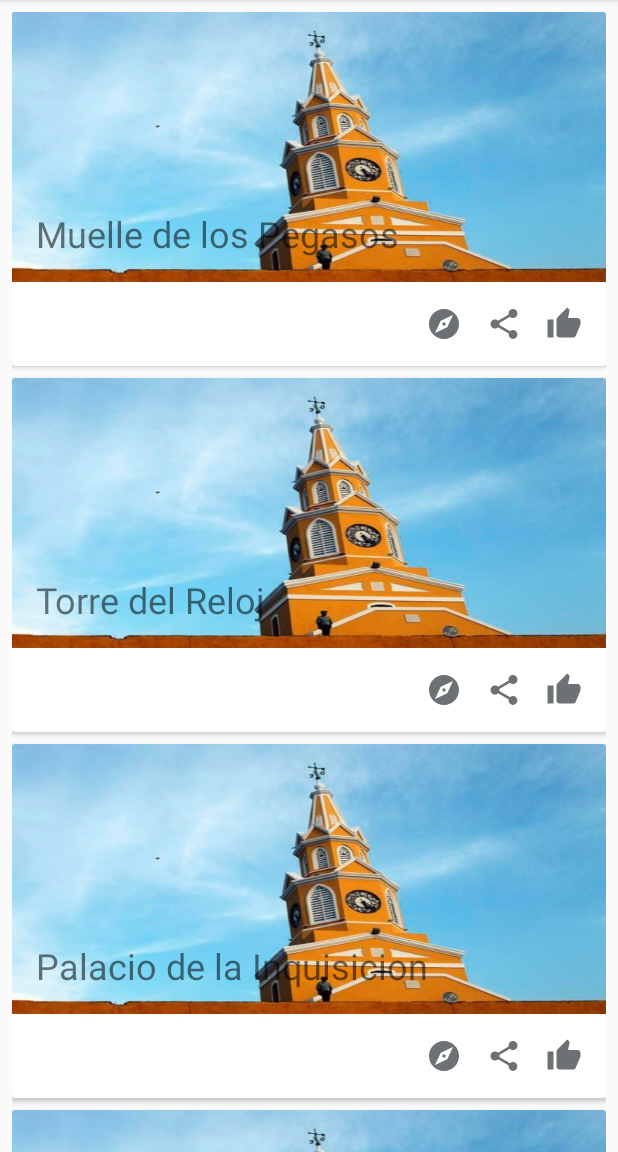
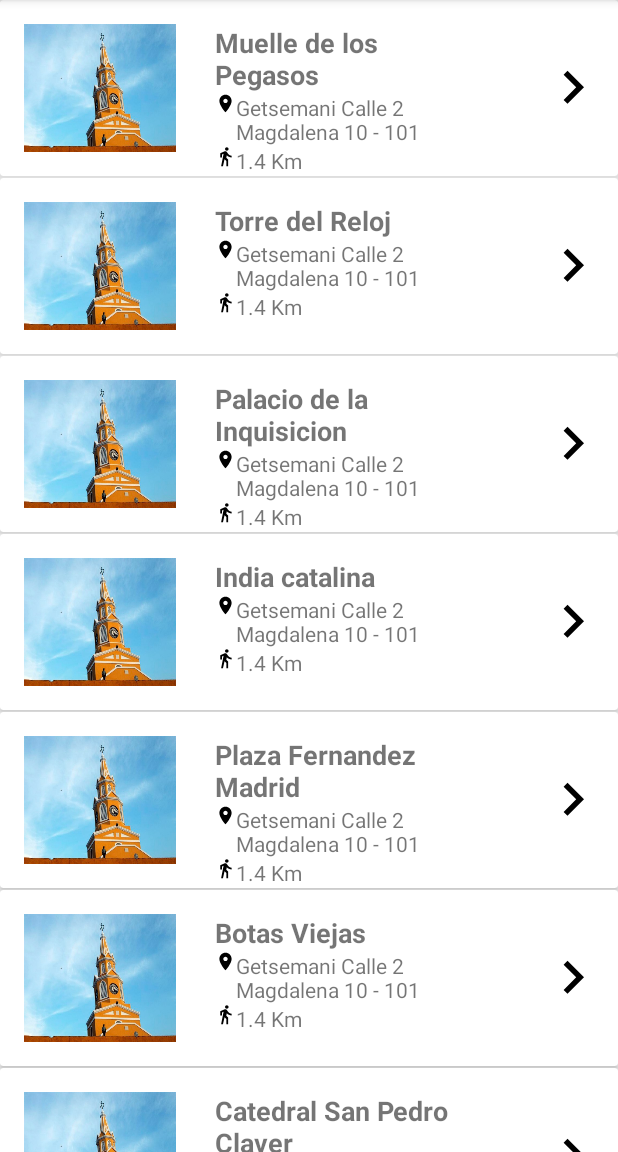
Before and after one commit to Cromeror/turistapp_android, an Android app: the screen it shows after launch (MainActivity), on a phone screen of 412 x 824 dp, the part 84-1236 px from its top. Run offline under Robolectric (Android 15) with nearby library versions, the phone set to English and light mode, and no system bars.

Commit message:
Refactor: card view for historic site

```diff
--- a/app/src/main/java/com/turistory/android/activity/view/adapter/RecyclerAdapter.java
+++ b/app/src/main/java/com/turistory/android/activity/view/adapter/RecyclerAdapter.java
@@ -35,7 +35,7 @@ public class RecyclerAdapter extends RecyclerView.Adapter<RecyclerViewHolder> {
 
     @Override
     public RecyclerViewHolder onCreateViewHolder(ViewGroup parent, int viewType) {
-        View v = inflater.inflate(R.layout.item, parent, false);
+        View v = inflater.inflate(R.layout.item_secundary, parent, false);
         RecyclerViewHolder view1 = new RecyclerViewHolder(v);
         return view1;
     }
@@ -44,9 +44,10 @@ public class RecyclerAdapter extends RecyclerView.Adapter<RecyclerViewHolder> {
     public void onBindViewHolder(RecyclerViewHolder holder, int position) {
         Place place = places.get(position);
         holder.getTitle().setText(place.getName());
-        holder.getCoverImage().setOnClickListener(getOnClickListenerPlaceDetail(position));
+        holder.getBtnMore().setOnClickListener(getOnClickListenerPlaceDetail(position));
+        /*holder.getCoverImage().setOnClickListener(getOnClickListenerPlaceDetail(position));
         holder.getBtnExplore().setOnClickListener(getOnClickListenerExplore(position));
-        holder.getCoverImage().setTag(holder);
+        holder.getCoverImage().setTag(holder);*/
     }
 
     private OnClickListener getOnClickListenerExplore(final Integer id) {
--- a/app/src/main/java/com/turistory/android/activity/view/holder/RecyclerViewHolder.java
+++ b/app/src/main/java/com/turistory/android/activity/view/holder/RecyclerViewHolder.java
@@ -18,6 +18,7 @@ public class RecyclerViewHolder extends RecyclerView.ViewHolder {
     private ImageView btnShare;
     private ImageView btnExplore;
     private ImageView btnThumbUp;
+    private ImageView btnMore;
 
     public RecyclerViewHolder(View itemView) {
         super(itemView);
@@ -26,6 +27,16 @@ public class RecyclerViewHolder extends RecyclerView.ViewHolder {
         btnExplore = (ImageView) itemView.findViewById(R.id.btn_explore);
         btnShare = (ImageView) itemView.findViewById(R.id.btn_share);
         btnThumbUp = (ImageView) itemView.findViewById(R.id.btn_thumb_up);
+        btnMore = (ImageView) itemView.findViewById(R.id.btn_more);
+
+    }
+
+    public ImageView getBtnMore() {
+        return btnMore;
+    }
+
+    public void setBtnMore(ImageView btnMore) {
+        this.btnMore = btnMore;
     }
 
     public TextView getTitle() {
--- a/app/src/main/java/com/turistory/android/data/PlacesDataProvider.java
+++ b/app/src/main/java/com/turistory/android/data/PlacesDataProvider.java
@@ -22,6 +22,18 @@ public class PlacesDataProvider {
                     "siglo XVIII.", 10.422902, -75.551356),
             new Place(4, "India catalina", "La India Catalina es uno de los personajes " +
                     "indígenas de la historia de Colombia, conocida por ser la amante de don " +
+                    "Pedro de Heredia. ",10.426468, -75.544040),
+            new Place(5, "Plaza Fernandez Madrid", "La India Catalina es uno de los personajes " +
+            "indígenas de la historia de Colombia, conocida por ser la amante de don " +
+            "Pedro de Heredia. ",10.426468, -75.544040),
+            new Place(6, "Botas Viejas", "La India Catalina es uno de los personajes " +
+                    "indígenas de la historia de Colombia, conocida por ser la amante de don " +
+                    "Pedro de Heredia. ",10.426468, -75.544040),
+            new Place(7, "Catedral San Pedro Claver", "La India Catalina es uno de los personajes " +
+                    "indígenas de la historia de Colombia, conocida por ser la amante de don " +
+                    "Pedro de Heredia. ",10.426468, -75.544040),
+            new Place(8, "Plaza de la paz", "La India Catalina es uno de los personajes " +
+                    "indígenas de la historia de Colombia, conocida por ser la amante de don " +
                     "Pedro de Heredia. ",10.426468, -75.544040)
     };
 
--- /dev/null
+++ b/app/src/main/res/drawable/distancia_24px.xml
@@ -0,0 +1,9 @@
+<vector xmlns:android="http://schemas.android.com/apk/res/android"
+        android:width="14dp"
+        android:height="14dp"
+        android:viewportWidth="24.0"
+        android:viewportHeight="24.0">
+    <path
+        android:pathData="M13.5,5.5c1.1,0 2,-0.9 2,-2s-0.9,-2 -2,-2 -2,0.9 -2,2 0.9,2 2,2zM9.8,8.9L7,23h2.1l1.8,-8 2.1,2v6h2v-7.5l-2.1,-2 0.6,-3C14.8,12 16.8,13 19,13v-2c-1.9,0 -3.5,-1 -4.3,-2.4l-1,-1.6c-0.4,-0.6 -1,-1 -1.7,-1 -0.3,0 -0.5,0.1 -0.8,0.1L6,8.3V13h2V9.6l1.8,-0.7"
+        android:fillColor="#000000"/>
+</vector>
--- /dev/null
+++ b/app/src/main/res/drawable/flecha_derecha_24px.xml
@@ -0,0 +1,9 @@
+<vector xmlns:android="http://schemas.android.com/apk/res/android"
+        android:width="44dp"
+        android:height="44dp"
+        android:viewportWidth="24.0"
+        android:viewportHeight="24.0">
+    <path
+        android:pathData="M8.59,16.34l4.58,-4.59 -4.58,-4.59L10,5.75l6,6 -6,6z"
+        android:fillColor="#000000"/>
+</vector>
--- /dev/null
+++ b/app/src/main/res/drawable/localizacion_24px.xml
@@ -0,0 +1,9 @@
+<vector xmlns:android="http://schemas.android.com/apk/res/android"
+        android:width="14dp"
+        android:height="14dp"
+        android:viewportWidth="24.0"
+        android:viewportHeight="24.0">
+    <path
+        android:pathData="M12,2C8.13,2 5,5.13 5,9c0,5.25 7,13 7,13s7,-7.75 7,-13c0,-3.87 -3.13,-7 -7,-7zM12,11.5c-1.38,0 -2.5,-1.12 -2.5,-2.5s1.12,-2.5 2.5,-2.5 2.5,1.12 2.5,2.5 -1.12,2.5 -2.5,2.5z"
+        android:fillColor="#000000"/>
+</vector>
--- a/app/src/main/res/layout/content_main.xml
+++ b/app/src/main/res/layout/content_main.xml
@@ -13,8 +13,5 @@
         android:id="@+id/MiRecycleView"
         android:layout_width="match_parent"
         android:layout_height="match_parent"
-        android:paddingLeft="8dp"
-        android:paddingRight="8dp"
-        android:paddingTop="8dp"
         android:scrollbars="vertical" />
 </RelativeLayout>
--- a/app/src/main/res/layout/item.xml
+++ b/app/src/main/res/layout/item.xml
@@ -1,7 +1,7 @@
 <?xml version="1.0" encoding="utf-8"?>
 <android.support.v7.widget.CardView xmlns:android="http://schemas.android.com/apk/res/android"
     xmlns:card_view="http://schemas.android.com/tools"
-    android:id="@+id/cardview"
+    android:id="@+id/cardview2"
     android:layout_width="match_parent"
     android:layout_height="wrap_content"
     android:layout_marginBottom="8dp"
--- /dev/null
+++ b/app/src/main/res/layout/item_address.xml
@@ -0,0 +1,20 @@
+<?xml version="1.0" encoding="utf-8"?>
+<LinearLayout xmlns:android="http://schemas.android.com/apk/res/android"
+    android:layout_width="wrap_content"
+    android:layout_height="wrap_content"
+    android:orientation="horizontal">
+
+    <ImageView
+        android:id="@+id/img_localizacion"
+        android:layout_width="wrap_content"
+        android:layout_height="wrap_content"
+
+        android:src="@drawable/localizacion_24px" />
+
+    <TextView
+        android:id="@+id/textView3"
+        android:layout_width="161dp"
+        android:layout_height="wrap_content"
+        android:text="Getsemani Calle 2 Magdalena 10 - 101" />
+
+</LinearLayout>
--- /dev/null
+++ b/app/src/main/res/layout/item_distance.xml
@@ -0,0 +1,20 @@
+<?xml version="1.0" encoding="utf-8"?>
+<LinearLayout xmlns:android="http://schemas.android.com/apk/res/android"
+    android:layout_width="wrap_content"
+    android:layout_height="wrap_content"
+    android:orientation="horizontal">
+
+    <ImageView
+        android:id="@+id/img_distanxia"
+        android:layout_width="wrap_content"
+        android:layout_height="wrap_content"
+
+        android:src="@drawable/distancia_24px" />
+
+    <TextView
+        android:id="@+id/textView4"
+        android:layout_width="wrap_content"
+        android:layout_height="wrap_content"
+        android:text="1.4 Km" />
+
+</LinearLayout>
--- /dev/null
+++ b/app/src/main/res/layout/item_secundary.xml
@@ -0,0 +1,78 @@
+<?xml version="1.0" encoding="utf-8"?>
+<android.support.v7.widget.CardView xmlns:android="http://schemas.android.com/apk/res/android"
+    xmlns:card_view="http://schemas.android.com/tools"
+    android:id="@+id/cardview"
+    android:layout_width="match_parent"
+    android:layout_height="wrap_content"
+    android:layout_marginBottom="1dp">
+
+    <LinearLayout
+        android:layout_width="match_parent"
+        android:layout_height="match_parent"
+        android:orientation="vertical">
+
+
+    </LinearLayout>
+
+    <RelativeLayout
+        android:layout_width="match_parent"
+        android:layout_height="117dp">
+
+        <TextView
+            android:id="@+id/textView2"
+            android:layout_width="143dp"
+            android:layout_height="0dp"
+            android:text="TextView" />
+
+
+        <ImageView
+            android:id="@+id/btn_more"
+            android:layout_width="wrap_content"
+            android:layout_height="wrap_content"
+            android:layout_alignParentEnd="true"
+            android:layout_alignParentRight="true"
+            android:layout_centerVertical="true"
+            android:padding="@dimen/card_padding_actions"
+            android:src="@drawable/flecha_derecha_24px" />
+
+        <LinearLayout
+            android:layout_width="wrap_content"
+            android:layout_height="wrap_content"
+            android:layout_alignParentTop="true"
+            android:layout_toEndOf="@+id/textView2"
+            android:layout_toRightOf="@+id/textView2"
+            android:orientation="vertical">
+
+            <TextView
+                android:id="@+id/primary_text"
+                android:paddingTop="@dimen/card_padding"
+                android:layout_width="match_parent"
+                android:layout_height="wrap_content"
+                android:layout_gravity="bottom"
+                android:text="@string/site_name_preview"
+                android:textSize="18dp"
+                android:textStyle="bold"/>
+
+            <include layout="@layout/item_address" />
+
+            <include layout="@layout/item_distance" />
+
+        </LinearLayout>
+
+        <ImageView
+            android:id="@+id/img_cover"
+            android:layout_width="133dp"
+            android:padding="@dimen/card_padding"
+            android:layout_height="133dp"
+            android:contentDescription="@string/img_cover"
+            android:scaleType="fitXY"
+
+            android:src="@mipmap/tower_clock"
+            android:layout_below="@+id/textView2"
+            android:layout_alignParentLeft="true"
+            android:layout_alignParentStart="true" />
+
+
+    </RelativeLayout>
+
+</android.support.v7.widget.CardView>
```
